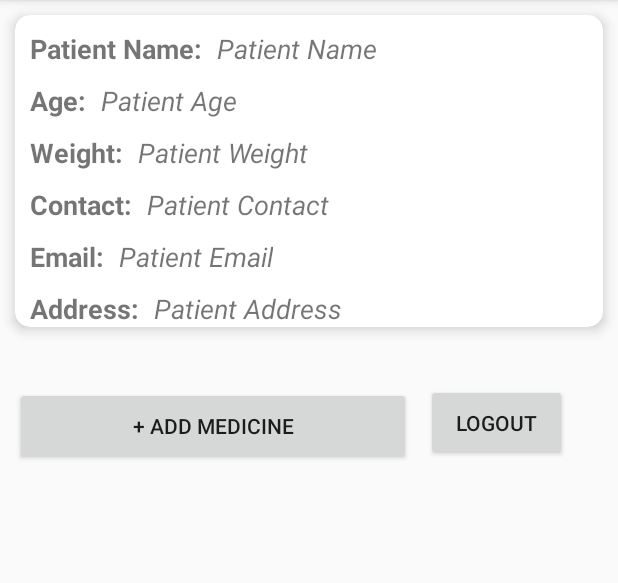
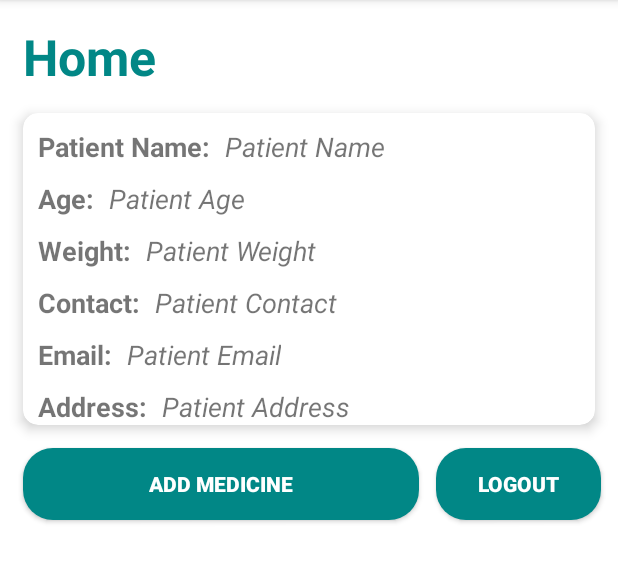
Before and after one commit to jasmeet0915/RemedE-Reminding-Medicines-Everyday, an Android app: the UserAccountActivity screen opened directly, with no data from a screen before it, on a phone screen of 412 x 824 dp, the part 84-667 px from its top. Run offline under Robolectric (Android 15) with nearby library versions, the phone set to English and light mode, and no system bars; our stand-ins replace Firebase (no records; nobody signed in at launch, a user with empty details on screens opened directly).

Commit message:
actvity_user_account.xml layout updated

```diff
--- a/remedE-app/app/src/main/res/layout/activity_user_acc.xml
+++ b/remedE-app/app/src/main/res/layout/activity_user_acc.xml
@@ -4,21 +4,37 @@
     xmlns:app="http://schemas.android.com/apk/res-auto"
     xmlns:tools="http://schemas.android.com/tools"
     android:layout_width="match_parent"
-    android:layout_height="match_parent">
+    android:layout_height="match_parent"
+    android:background="#ffffff">
+
 
     <androidx.constraintlayout.widget.ConstraintLayout
         android:layout_width="match_parent"
         android:layout_height="match_parent">
 
+        <TextView
+            android:id="@+id/home"
+            android:layout_width="wrap_content"
+            android:layout_height="wrap_content"
+            android:layout_margin="15dp"
+            android:text="Home"
+            android:textStyle="bold"
+            android:textSize="15pt"
+            android:textColor="#018786"
+            app:layout_constraintStart_toStartOf="parent"
+            app:layout_constraintTop_toTopOf="parent"
+            app:layout_constraintBottom_toTopOf="@id/userDetailsCard"/>
+
         <androidx.cardview.widget.CardView
             android:id="@+id/userDetailsCard"
             android:layout_width="match_parent"
             android:layout_height="wrap_content"
-            android:layout_margin="10dp"
+            android:layout_margin="15dp"
             android:padding="10dp"
             app:layout_constraintEnd_toEndOf="parent"
             app:layout_constraintStart_toStartOf="parent"
-            app:layout_constraintTop_toTopOf="parent"
+            app:layout_constraintTop_toBottomOf="@+id/home"
+            app:cardBackgroundColor="#ffffff"
             app:cardCornerRadius="10dp"
             app:cardElevation="5dp"
             android:focusable="true"
@@ -165,6 +181,36 @@
 
         </androidx.cardview.widget.CardView>
 
+
+        <Button
+            android:id="@+id/addMedButton"
+            android:layout_width="264dp"
+            android:layout_height="wrap_content"
+            android:layout_margin="15dp"
+            android:padding="10dp"
+            android:text="ADD MEDICINE"
+            android:textStyle="bold"
+            android:textColor="#ffffff"
+            android:background="@drawable/rounded_button"
+            app:layout_constraintEnd_toEndOf="parent"
+            app:layout_constraintHorizontal_bias="0.0"
+            app:layout_constraintStart_toStartOf="parent"
+            app:layout_constraintTop_toBottomOf="@+id/userDetailsCard" />
+
+        <Button
+            android:id="@+id/logout_button"
+            android:layout_width="110dp"
+            android:layout_height="wrap_content"
+            android:layout_margin="15dp"
+            android:padding="10dp"
+            android:text="LOGOUT"
+            android:textStyle="bold"
+            android:textColor="#ffffff"
+            android:background="@drawable/rounded_button"
+            app:layout_constraintStart_toEndOf="@+id/addMedButton"
+            app:layout_constraintTop_toBottomOf="@+id/userDetailsCard"
+            app:layout_constraintEnd_toEndOf="parent"/>
+
         <androidx.recyclerview.widget.RecyclerView
             android:id="@+id/medRecyclerView"
             android:layout_width="match_parent"
@@ -173,31 +219,8 @@
             android:padding="10dp"
             tools:layout_editor_absoluteX="1dp"
             tools:layout_editor_absoluteY="187dp"
-            app:layout_constraintTop_toBottomOf="@id/userDetailsCard" />
+            app:layout_constraintTop_toBottomOf="@id/addMedButton" />
 
-        <Button
-            android:id="@+id/addMedButton"
-            android:layout_width="264dp"
-            android:layout_height="52dp"
-            android:layout_margin="10dp"
-            android:layout_marginTop="8dp"
-            android:padding="10dp"
-            android:text="+ Add Medicine"
-            app:layout_constraintEnd_toEndOf="parent"
-            app:layout_constraintHorizontal_bias="0.0"
-            app:layout_constraintStart_toStartOf="parent"
-            app:layout_constraintTop_toBottomOf="@+id/medRecyclerView" />
-
-        <Button
-            android:id="@+id/logout_button"
-            android:layout_width="94dp"
-            android:layout_height="51dp"
-            android:layout_marginStart="10dp"
-            android:layout_marginLeft="10dp"
-            android:layout_marginTop="8dp"
-            android:text="LOGOUT"
-            app:layout_constraintStart_toEndOf="@+id/addMedButton"
-            app:layout_constraintTop_toBottomOf="@+id/medRecyclerView" />
 
     </androidx.constraintlayout.widget.ConstraintLayout>
 </ScrollView>
```
